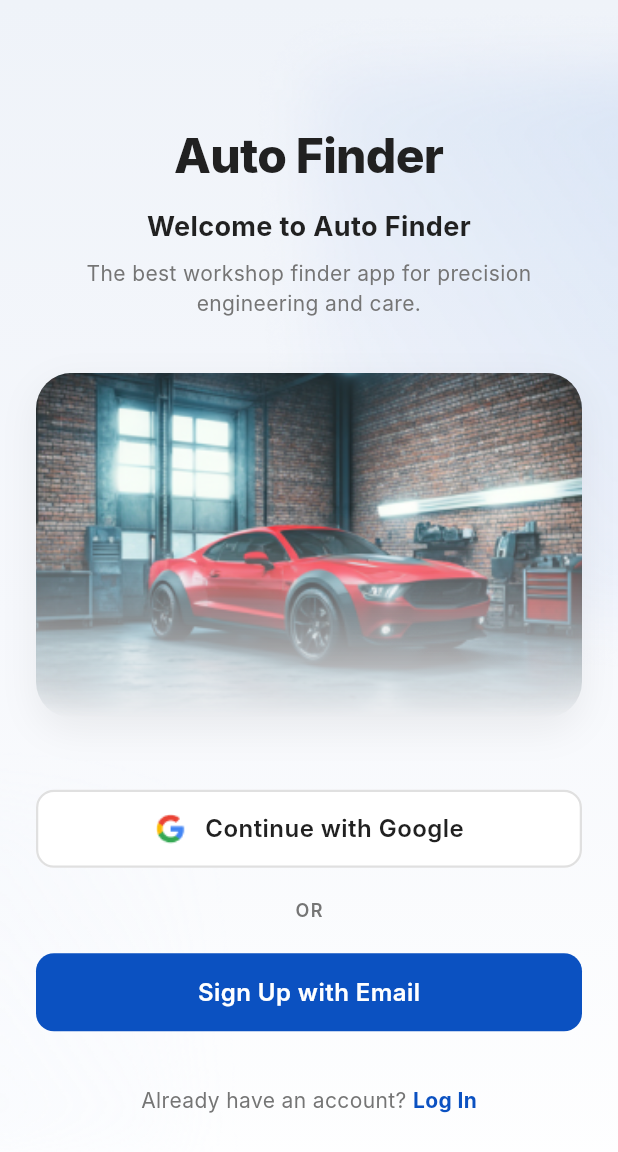
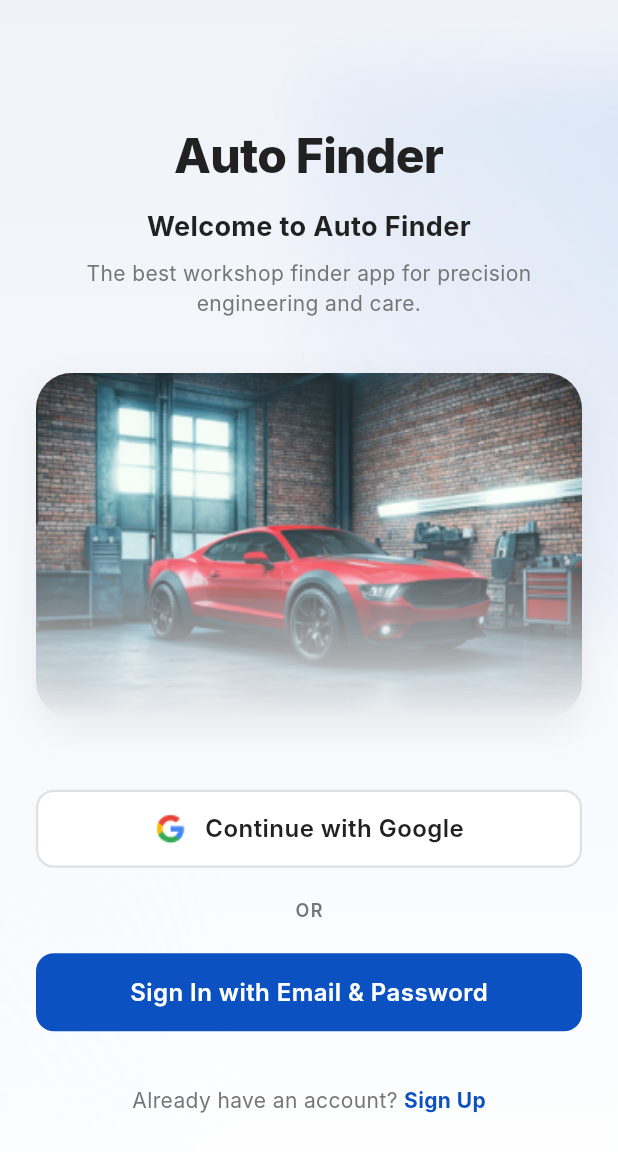
Before and after one commit to jeflijonathan/AutoFinder, a Flutter app: the screen it shows after launch, on a phone screen of 412 x 824 dp. Shown: the top 1152 px of the screen. Run offline on Flutter 3.47's test engine with Material 3 defaults, Android fonts, the phone set to English and light mode, and no system bars; our stand-ins replace cloud_firestore, firebase_core, flutter_map, form_validator, geocoding, geolocator and 4 more; accounts and stored records are empty; Roboto replaces fonts that are missing (Inter).

Commit message:
Use AppRoutes and tweak welcome UI
Import AppRoutes and replace hardcoded navigation strings with centralized routes. Update the main welcome screen UI: relabel the email button to "Sign In with Email & Password" (now navigates via AppRoutes.login), adjust the placement/spacing of elements, and change the bottom account row to show "Sign Up" while also using AppRoutes.login. Also include general formatting/indentation cleanup; Google sign-in and loading overlay behavior remain unchanged.

```diff
--- a/lib/views/auth/welcome_screen.dart
+++ b/lib/views/auth/welcome_screen.dart
@@ -1,4 +1,5 @@
 import 'package:autofinder/config/app_colors.dart';
+import 'package:autofinder/config/app_routes.dart';
 import 'package:autofinder/services/users/models/user_model.dart';
 import 'package:autofinder/views/auth/controllers/auth_controller.dart';
 import 'package:autofinder/widgets/button_primary.dart';
@@ -206,9 +207,9 @@ class _WelcomeScreenState extends State<WelcomeScreen> {
                         const SizedBox(height: 20),
 
                         ButtonPrimary(
-                      text: 'Sign Up with Email',
+                          text: 'Sign In with Email & Password',
                           onPressed: () {
-                        Navigator.pushNamed(context, '/register');
+                            Navigator.pushNamed(context, AppRoutes.login);
                           },
                         ),
                         const SizedBox(height: 36),
@@ -225,10 +226,10 @@ class _WelcomeScreenState extends State<WelcomeScreen> {
                             ),
                             GestureDetector(
                               onTap: () {
-                            Navigator.pushNamed(context, '/login');
+                                Navigator.pushNamed(context, AppRoutes.login);
                               },
                               child: const Text(
-                            'Log In',
+                                'Sign Up',
                                 style: TextStyle(
                                   fontSize: 14,
                                   fontWeight: FontWeight.bold,
```
Lines whose indentation alone changed are shown as unchanged.
